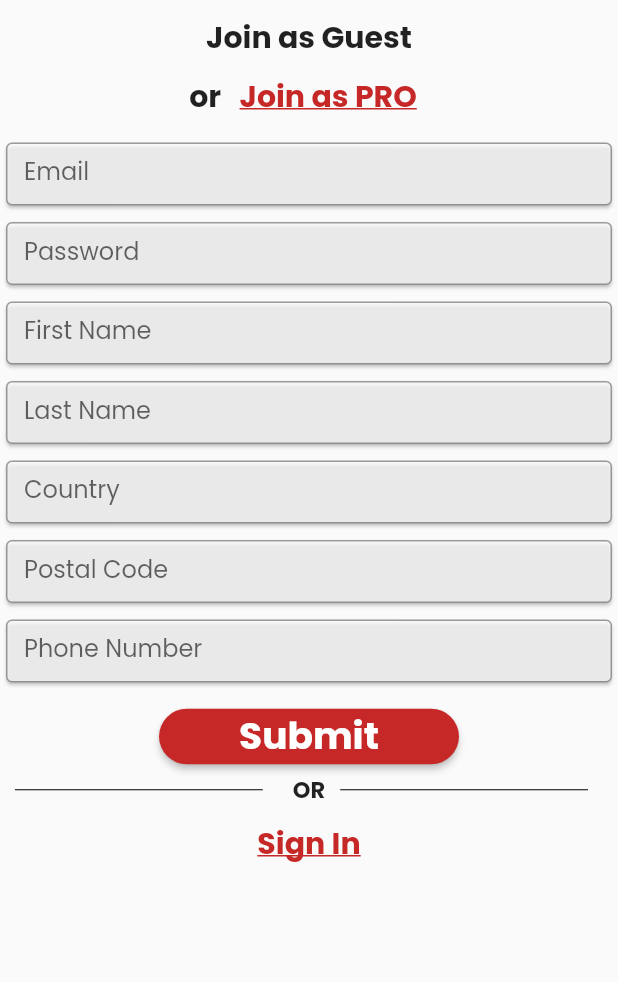
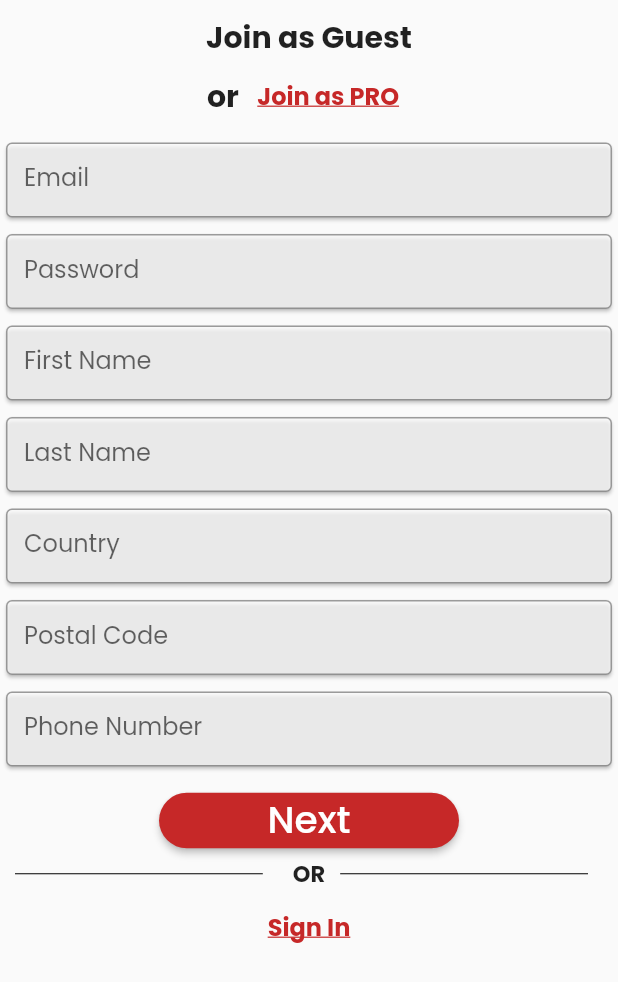
Before and after one commit to asifimtiazahmed/saloneverywhere_techtest, a Flutter app: the SEHomePage widget shown alone on an empty page, opened directly, on a phone screen of 412 x 824 dp. Shown: the top 982 px of the screen. Run offline on Flutter 3.47's test engine with Material 2 defaults, Android fonts, the phone set to English and light mode, and no system bars; our stand-ins replace google_fonts; missing offline and left inert: amplify_analytics_pinpoint, amplify_auth_cognito, amplify_flutter.

Commit message:
added some more pages and currently working on the login and aws integration

```diff
--- /dev/null
+++ b/lib/Model/constValues.dart
@@ -0,0 +1,3 @@
+import 'package:flutter/material.dart';
+
+//setup the constant font and color scheme values here
--- a/lib/Screens/seHomePage.dart
+++ b/lib/Screens/seHomePage.dart
@@ -1,20 +1,36 @@
+//Core library
 import 'package:flutter/cupertino.dart';
 import 'package:flutter/material.dart';
-import 'package:salon_everywhere_project/Widgets/orSeperator.dart';
 
-import '../Widgets/cardInput.dart';
+//Added libraries
+import 'package:amplify_analytics_pinpoint/amplify_analytics_pinpoint.dart';
+import 'package:amplify_auth_cognito/amplify_auth_cognito.dart';
+import 'package:amplify_flutter/amplify.dart';
 import 'package:google_fonts/google_fonts.dart';
 
-class SEHomePage extends StatelessWidget {
-  final List<String> userRegistrationData = [
-    'email',
-    'password',
-    'firstName',
-    'lastName',
-    'country',
-    'postalCode',
-    'phoneNumber'
-  ];
+//Custom libraries
+import '../amplifyconfiguration.dart';
+import '../Widgets/orSeperator.dart';
+import '../Widgets/seRoundButton.dart';
+import '../Widgets/cardInput.dart';
+import '../Widgets/seTextButton.dart';
+
+class SEHomePage extends StatefulWidget {
+  @override
+  _SEHomePageState createState() => _SEHomePageState();
+}
+
+class _SEHomePageState extends State<SEHomePage> {
+  bool _amplifyConfigured =
+      false; //Initial check if the amplify has been configured or not
+
+  @override
+  void initState() {
+    super.initState();
+    _configureAmplify();
+  }
+
+  //Text controllers for getting the text input
   final TextEditingController emailText = TextEditingController();
   final TextEditingController passwordText = TextEditingController();
   final TextEditingController firstNameText = TextEditingController();
@@ -22,6 +38,45 @@ class SEHomePage extends StatelessWidget {
   final TextEditingController countryText = TextEditingController();
   final TextEditingController postalCodeText = TextEditingController();
   final TextEditingController phoneNumberText = TextEditingController();
+
+  void _configureAmplify() async {
+    AmplifyAnalyticsPinpoint analyticsPlugin = AmplifyAnalyticsPinpoint();
+    AmplifyAuthCognito authPlugin = AmplifyAuthCognito();
+    Amplify.addPlugins([authPlugin, analyticsPlugin]);
+
+    // Once Plugins are added, configure Amplify
+    // Note: Amplify can only be configured once.
+    try {
+      await Amplify.configure(amplifyconfig);
+      print('config success!');
+
+      setState(() {
+        _amplifyConfigured = true;
+      });
+    } on AmplifyAlreadyConfiguredException {
+      print(
+          "Tried to reconfigure Amplify; this can occur when your app restarts on Android.");
+    }
+  }
+
+  void userRegistration() async {
+    try {
+      Map<String, String> userAttributes = {
+        'email': emailText.text,
+        'firstName': firstNameText.text,
+        'lastName': lastNameText.text,
+        'country': countryText.text,
+        'postalCode': postalCodeText.text,
+        'phoneNumber': phoneNumberText.text
+      };
+      SignUpResult res = await Amplify.Auth.signUp(
+          username: emailText.text,
+          password: passwordText.text,
+          options: CognitoSignUpOptions(userAttributes: userAttributes));
+    } on AuthException catch (e) {
+      print(e.message);
+    }
+  }
 
   @override
   Widget build(BuildContext context) {
@@ -51,19 +106,8 @@ class SEHomePage extends StatelessWidget {
                     TextStyle(fontWeight: FontWeight.bold, fontSize: 20.0),
               ),
             ),
-            TextButton(
-              child: Text(
-                'Join as PRO',
-                style: GoogleFonts.poppins(
-                  textStyle: TextStyle(
-                      fontWeight: FontWeight.bold,
-                      fontSize: 20.0,
-                      color: Colors.red[800],
-                      decoration: TextDecoration.underline),
-                ),
-              ),
-              onPressed: () {},
-            ), //Join as Pro hyperlink
+            SETextButton(text: 'Join as PRO', toPress: () {})
+            //Join as Pro hyperlink
           ],
         ), //or Text
         SECardInput(emailText, 'Email', false),
@@ -74,42 +118,17 @@ class SEHomePage extends StatelessWidget {
         SECardInput(postalCodeText, 'Postal Code', false),
         SECardInput(phoneNumberText, 'Phone Number', false),
         Align(
-          child: Container(
-            margin: EdgeInsets.only(top: 8.0),
-            width: 200.0,
-            child: ElevatedButton(
-              style: ElevatedButton.styleFrom(
-                primary: Colors.red[800],
-                shape: RoundedRectangleBorder(
-                  borderRadius: new BorderRadius.circular(30.0),
-                ),
-              ),
-              onPressed: () {},
-              child: Text(
-                'Submit',
-                style: GoogleFonts.poppins(
-                    fontWeight: FontWeight.bold,
-                    fontSize: 25.0,
-                    color: Colors.white),
-              ),
+            child: SERoundButton(
+          labelText: 'Next',
+          toPress: () {},
+        ) //Elevated Button
             ),
-          ), //Elevated Button
-        ),
         OrSeparator(),
         Align(
           alignment: Alignment.center,
-          child: TextButton(
-            onPressed: () {}, //redirect to signIn page
-            child: Text(
-              'Sign In',
-              style: GoogleFonts.poppins(
-                textStyle: TextStyle(
-                    fontWeight: FontWeight.bold,
-                    fontSize: 20.0,
-                    color: Colors.red[800],
-                    decoration: TextDecoration.underline),
-              ),
-            ),
+          child: SETextButton(
+            text: 'Sign In',
+            toPress: () {},
           ),
         ), //Sign In Button
       ],
--- a/lib/Widgets/cardInput.dart
+++ b/lib/Widgets/cardInput.dart
@@ -14,7 +14,7 @@ class SECardInput extends StatelessWidget {
   Widget build(BuildContext context) {
     return Container(
       margin: EdgeInsets.only(top: 3),
-      height: 50.0,
+      height: 58.0,
       child: Card(
         color: Colors.white70,
         child: TextField(
--- /dev/null
+++ b/lib/Widgets/seRoundButton.dart
@@ -0,0 +1,34 @@
+import 'package:flutter/material.dart';
+import 'package:google_fonts/google_fonts.dart';
+
+class SERoundButton extends StatelessWidget {
+  final double width;
+  final String labelText;
+  final Function toPress;
+
+  SERoundButton({this.width, @required this.labelText, @required this.toPress});
+
+  @override
+  Widget build(BuildContext context) {
+    return Container(
+      margin: EdgeInsets.only(top: 8.0),
+      width: width ?? 200,
+      child: ElevatedButton(
+        style: ElevatedButton.styleFrom(
+          primary: Colors.red[800],
+          shape: RoundedRectangleBorder(
+            borderRadius: new BorderRadius.circular(30.0),
+          ),
+        ),
+        onPressed: toPress,
+        child: Text(
+          '$labelText',
+          style: GoogleFonts.poppins(
+              //fontWeight: FontWeight.bold,
+              fontSize: 25.0,
+              color: Colors.white),
+        ),
+      ),
+    );
+  }
+}
--- /dev/null
+++ b/lib/Widgets/seTextButton.dart
@@ -0,0 +1,27 @@
+import 'package:flutter/material.dart';
+
+import 'package:google_fonts/google_fonts.dart';
+
+class SETextButton extends StatelessWidget {
+  final String text;
+  final Function toPress;
+
+  SETextButton({@required this.text, @required this.toPress});
+
+  @override
+  Widget build(BuildContext context) {
+    return TextButton(
+      child: Text(
+        '$text',
+        style: GoogleFonts.poppins(
+          textStyle: TextStyle(
+              fontWeight: FontWeight.bold,
+              fontSize: 16.0,
+              color: Colors.red[800],
+              decoration: TextDecoration.underline),
+        ),
+      ),
+      onPressed: toPress,
+    );
+  }
+}
--- a/lib/main.dart
+++ b/lib/main.dart
@@ -1,13 +1,20 @@
+import 'package:amplify_analytics_pinpoint/amplify_analytics_pinpoint.dart';
 import 'package:flutter/material.dart';
+import 'package:salon_everywhere_project/Screens/welcomeNewUser.dart';
 
 import './Screens/seHomePage.dart';
-
+import './Screens/signUpVerification.dart';
 
 void main() {
   runApp(MyApp());
 }
 
-class MyApp extends StatelessWidget {
+class MyApp extends StatefulWidget {
+  @override
+  _MyAppState createState() => _MyAppState();
+}
+
+class _MyAppState extends State<MyApp> {
   @override
   Widget build(BuildContext context) {
     return MaterialApp(
@@ -21,10 +28,9 @@ class MyApp extends StatelessWidget {
           elevation: 0.0,
           backgroundColor: Colors.white,
           title: Image.asset('./Assets/salonLogo.png'),
-
         ),
         body: SafeArea(
-          child: SEHomePage(),
+          child: WelcomeNewUser(),
         ),
       ),
     );
@@ -41,3 +47,4 @@ class MyApp extends StatelessWidget {
 //TODO: Get an android version release app
 //TODO: Get a apple version release app
 //TODO: refactor code to seperate widgets and clean code
+//TODO: Text documentation on the code
--- a/pubspec.yaml
+++ b/pubspec.yaml
@@ -29,6 +29,9 @@ dependencies:
   # Use with the CupertinoIcons class for iOS style icons.
   cupertino_icons: ^1.0.2
   google_fonts: ^2.0.0
+  amplify_flutter: '<1.0.0'
+  amplify_auth_cognito: '<1.0.0'
+  amplify_analytics_pinpoint: '<1.0.0'
 
 dev_dependencies:
   flutter_test:
```
Also changed, not shown: lib/Screens/seSignIn.dart (added, +47 -0 lines), lib/Screens/signUpVerification.dart (added, +61 -0 lines), lib/Screens/welcomeNewUser.dart (added, +52 -0 lines), pubspec.lock, 1 other file.
